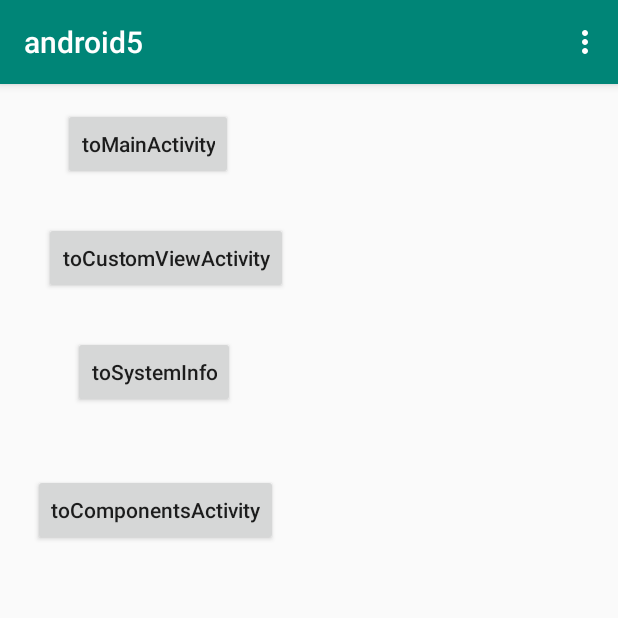
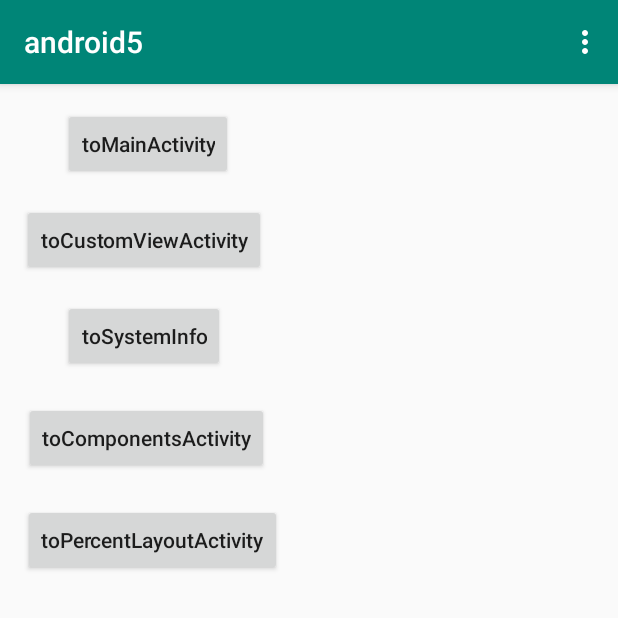
Before and after one commit to XiuyeXYE/AndroidUtil, an Android app: the screen it shows after launch (SplashActivity), on a phone screen of 412 x 824 dp, the top half of it. Run offline under Robolectric (Android 15) with nearby library versions, the phone set to English and light mode, and no system bars; libraries missing offline, so code that uses them is left out: com.xiuye.util.

Commit message:
PercentLayout

```diff
--- a/app/build.gradle
+++ b/app/build.gradle
@@ -61,6 +61,8 @@ dependencies {
     implementation 'com.squareup.retrofit2:converter-java8:2.8.1'
     implementation 'com.google.code.gson:gson:2.8.6'
     implementation 'com.squareup.okhttp3:logging-interceptor:4.4.1'
+    implementation 'androidx.percentlayout:percentlayout:1.0.0'
+
 
 //    implementation 'androidx.lifecycle:common-java8:2.2.0'
     implementation 'androidx.legacy:legacy-support-v4:1.0.0'
--- a/app/src/main/AndroidManifest.xml
+++ b/app/src/main/AndroidManifest.xml
@@ -13,7 +13,8 @@
         android:roundIcon="@mipmap/ic_launcher_round"
         android:supportsRtl="true"
         android:theme="@style/AppTheme">
-        <activity android:name=".ComponentsActivity"></activity>
+        <activity android:name=".PercentLayoutActivity"></activity>
+        <activity android:name=".ComponentsActivity" />
         <activity
             android:name=".SystemInfoActivity"
             android:configChanges="orientation|keyboardHidden|screenSize"
--- a/app/src/main/java/com/xy/activity/SplashActivity.java
+++ b/app/src/main/java/com/xy/activity/SplashActivity.java
@@ -30,6 +30,10 @@ public class SplashActivity extends AppCompatActivity {
             startActivity(XType.newInstance(Intent::new, this, ComponentsActivity.class));
         });
 
+        findViewById(R.id.toPercentLayoutActivityBtn).setOnClickListener(v -> {
+            startActivity(XType.newInstance(Intent::new, this, PercentLayoutActivity.class));
+        });
+
     }
 
     @Override
--- a/app/src/main/java/com/xy/util/UIUtil.java
+++ b/app/src/main/java/com/xy/util/UIUtil.java
@@ -50,7 +50,7 @@ public class UIUtil {
         log(getCurrentActivty(), getCurrentActivty());
     }
 
-    public static void log(String... s) {
+    public static <T> void log(T... s) {
         log(getCurrentActivty(), s);
     }
 
--- a/app/src/main/res/layout/activity_splash.xml
+++ b/app/src/main/res/layout/activity_splash.xml
@@ -24,11 +24,11 @@
         android:id="@+id/toCustomViewActivityBtn"
         android:layout_width="wrap_content"
         android:layout_height="wrap_content"
-        android:layout_marginTop="28dp"
+        android:layout_marginTop="16dp"
         android:text="toCustomViewActivity"
         android:textAllCaps="false"
         app:layout_constraintEnd_toEndOf="parent"
-        app:layout_constraintHorizontal_bias="0.117"
+        app:layout_constraintHorizontal_bias="0.06"
         app:layout_constraintStart_toStartOf="parent"
         app:layout_constraintTop_toBottomOf="@+id/toMainActivityBtn" />
 
@@ -36,11 +36,11 @@
         android:id="@+id/toSystemInfoBtn"
         android:layout_width="wrap_content"
         android:layout_height="wrap_content"
-        android:layout_marginTop="28dp"
+        android:layout_marginTop="16dp"
         android:text="toSystemInfo"
         android:textAllCaps="false"
         app:layout_constraintEnd_toEndOf="parent"
-        app:layout_constraintHorizontal_bias="0.161"
+        app:layout_constraintHorizontal_bias="0.138"
         app:layout_constraintStart_toStartOf="parent"
         app:layout_constraintTop_toBottomOf="@+id/toCustomViewActivityBtn" />
 
@@ -48,13 +48,25 @@
         android:id="@+id/toComponentsActivityBtn"
         android:layout_width="wrap_content"
         android:layout_height="wrap_content"
-        android:layout_marginTop="44dp"
+        android:layout_marginTop="20dp"
         android:text="toComponentsActivity"
         android:textAllCaps="false"
         app:layout_constraintEnd_toEndOf="parent"
-        app:layout_constraintHorizontal_bias="0.089"
+        app:layout_constraintHorizontal_bias="0.064"
         app:layout_constraintStart_toStartOf="parent"
         app:layout_constraintTop_toBottomOf="@+id/toSystemInfoBtn" />
 
+    <Button
+        android:id="@+id/toPercentLayoutActivityBtn"
+        android:layout_width="wrap_content"
+        android:layout_height="wrap_content"
+        android:layout_marginTop="20dp"
+        android:text="toPercentLayoutActivity"
+        android:textAllCaps="false"
+        app:layout_constraintEnd_toEndOf="parent"
+        app:layout_constraintHorizontal_bias="0.063"
+        app:layout_constraintStart_toStartOf="parent"
+        app:layout_constraintTop_toBottomOf="@+id/toComponentsActivityBtn" />
+
 
 </androidx.constraintlayout.widget.ConstraintLayout>
```
Also changed, not shown: app/src/main/java/com/xy/activity/PercentLayoutActivity.java (added, +27 -0 lines), app/src/main/res/layout/activity_percent_layout.xml (added, +50 -0 lines).
